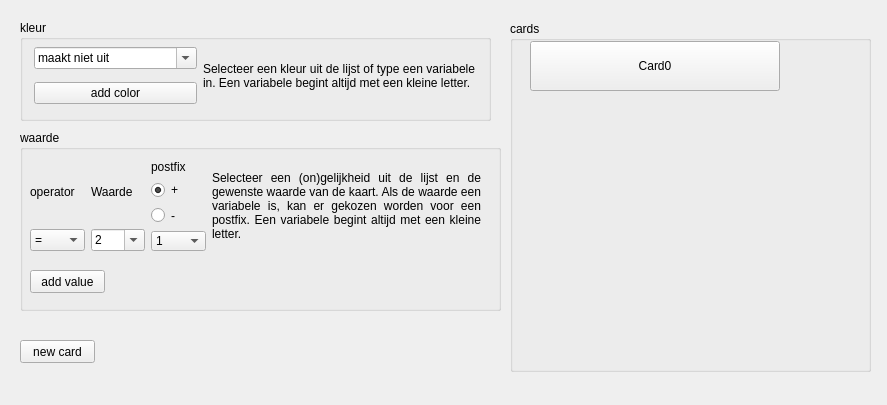
Old version of the form src/app/ruleCreator/cardEvaluator.ui in the repository Dtai/PokerbotClient.
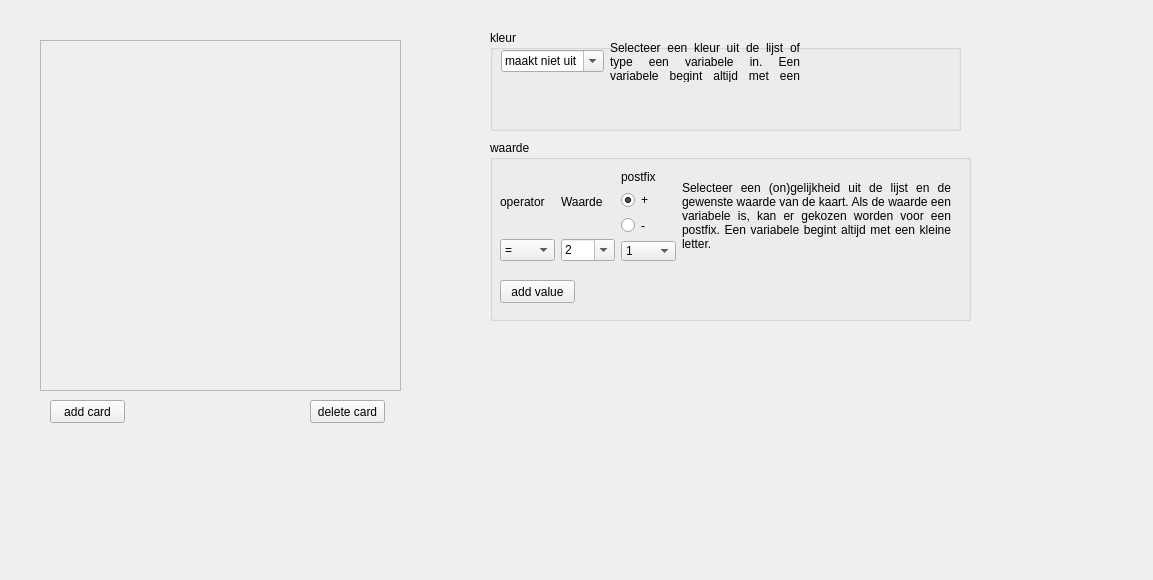
New version of the form.

Commit message: Improved the new interface for the card evaluator.

```diff
--- a/src/app/ruleCreator/cardEvaluator.ui
+++ b/src/app/ruleCreator/cardEvaluator.ui
@@ -6,8 +6,8 @@
    <rect>
     <x>0</x>
     <y>0</y>
-    <width>887</width>
-    <height>405</height>
+    <width>1153</width>
+    <height>580</height>
    </rect>
   </property>
   <property name="sizePolicy">
@@ -25,8 +25,8 @@
   <widget class="QGroupBox" name="groupBox">
    <property name="geometry">
     <rect>
-     <x>20</x>
-     <y>20</y>
+     <x>490</x>
+     <y>30</y>
      <width>471</width>
      <height>101</height>
     </rect>
@@ -37,14 +37,14 @@
    <widget class="QWidget" name="">
     <property name="geometry">
      <rect>
-      <x>14</x>
-      <y>20</y>
-      <width>441</width>
-      <height>71</height>
+      <x>11</x>
+      <y>11</y>
+      <width>299</width>
+      <height>41</height>
      </rect>
     </property>
-    <layout class="QGridLayout" name="gridLayout">
-     <item row="0" column="0">
+    <layout class="QHBoxLayout" name="horizontalLayout_3">
+     <item>
       <widget class="QComboBox" name="color">
        <property name="editable">
         <bool>true</bool>
@@ -76,7 +76,7 @@
        </item>
       </widget>
      </item>
-     <item row="0" column="1" rowspan="2">
+     <item>
       <widget class="QLabel" name="label">
        <property name="text">
         <string>Selecteer een kleur uit de lijst of type een variabele in. Een variabele begint altijd met een kleine letter. </string>
@@ -89,21 +89,14 @@
        </property>
       </widget>
      </item>
-     <item row="1" column="0">
-      <widget class="QPushButton" name="addColor">
-       <property name="text">
-        <string>add color</string>
-       </property>
-      </widget>
-     </item>
     </layout>
    </widget>
   </widget>
   <widget class="QGroupBox" name="groupBox_2">
    <property name="geometry">
     <rect>
-     <x>20</x>
-     <y>130</y>
+     <x>490</x>
+     <y>140</y>
      <width>481</width>
      <height>181</height>
     </rect>
@@ -124,7 +117,7 @@
      <string>add value</string>
     </property>
    </widget>
-   <widget class="QWidget" name="">
+   <widget class="QWidget" name="layoutWidget">
     <property name="geometry">
      <rect>
       <x>10</x>
@@ -329,49 +322,53 @@
     </layout>
    </widget>
   </widget>
-  <widget class="QGroupBox" name="cards">
+  <widget class="QScrollArea" name="cards">
    <property name="geometry">
     <rect>
-     <x>510</x>
-     <y>21</y>
+     <x>40</x>
+     <y>40</y>
      <width>361</width>
      <height>351</height>
     </rect>
    </property>
-   <property name="title">
-    <string>cards</string>
+   <property name="widgetResizable">
+    <bool>true</bool>
    </property>
-   <widget class="QPushButton" name="card0">
+   <widget class="QWidget" name="scrollAreaWidgetContents">
     <property name="geometry">
      <rect>
-      <x>20</x>
-      <y>20</y>
-      <width>250</width>
-      <height>50</height>
+      <x>0</x>
+      <y>0</y>
+      <width>359</width>
+      <height>349</height>
      </rect>
     </property>
-    <property name="sizePolicy">
-     <sizepolicy hsizetype="Expanding" vsizetype="Expanding">
-      <horstretch>2</horstretch>
-      <verstretch>2</verstretch>
-     </sizepolicy>
-    </property>
-    <property name="text">
-     <string>Card0</string>
-    </property>
    </widget>
   </widget>
   <widget class="QPushButton" name="newCard">
    <property name="geometry">
     <rect>
-     <x>20</x>
-     <y>340</y>
+     <x>50</x>
+     <y>400</y>
      <width>75</width>
      <height>23</height>
     </rect>
    </property>
    <property name="text">
-    <string>new card</string>
+    <string>add card</string>
+   </property>
+  </widget>
+  <widget class="QPushButton" name="deleteCard">
+   <property name="geometry">
+    <rect>
+     <x>310</x>
+     <y>400</y>
+     <width>75</width>
+     <height>23</height>
+    </rect>
+   </property>
+   <property name="text">
+    <string>delete card</string>
    </property>
   </widget>
  </widget>
```
The commit also changes 2 other files.
